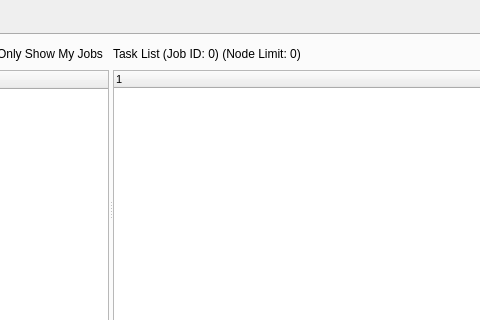
Above: Documentation/QT_Designer/UI_FarmView.ui from david2777/DPS_Hydra before the change; both pictures show x 647 to 1127 and y 0 to 320 of the 1294 by 739 pixel window. Below: the same form after it.
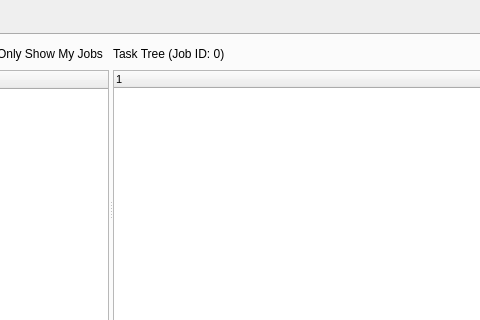
That is the form after the change.

Diff of the .ui file:
```diff
--- a/Documentation/QT_Designer/UI_FarmView.ui
+++ b/Documentation/QT_Designer/UI_FarmView.ui
@@ -212,7 +212,7 @@
              <item row="0" column="0" colspan="2">
               <widget class="QLabel" name="taskTreeLabel">
                <property name="text">
-                <string>Task List (Job ID: 0) (Node Limit: 0)</string>
+                <string>Task Tree (Job ID: 0)</string>
                </property>
               </widget>
              </item>
```
